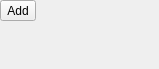
First picture: the form in plugins/textshape/dialogs/SimpleTableOfContentsWidget.ui, repository KDE/krita, before the edit.
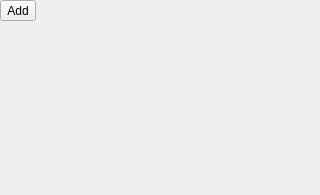
Second picture: the form after the edit.

Patch:
```diff
--- a/plugins/textshape/dialogs/SimpleTableOfContentsWidget.ui
+++ b/plugins/textshape/dialogs/SimpleTableOfContentsWidget.ui
@@ -6,8 +6,8 @@
    <rect>
     <x>0</x>
     <y>0</y>
-    <width>159</width>
-    <height>69</height>
+    <width>320</width>
+    <height>195</height>
    </rect>
   </property>
   <property name="sizePolicy">
```
Left out of the diff: 4 changed lines with no effect on the pictures.
